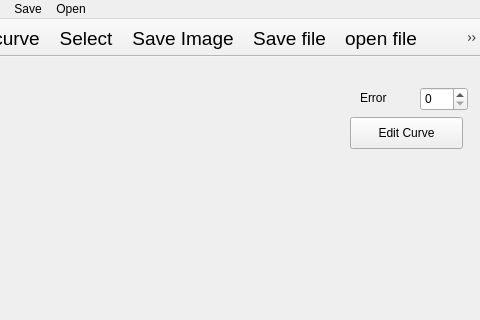
Above: test_painter2/mainwindow.ui from e0eaea/I-SURF2016-SUMMER before the change; both pictures show x 120 to 600 and y 0 to 320 of the 600 by 500 pixel window. Below: the same form after it.
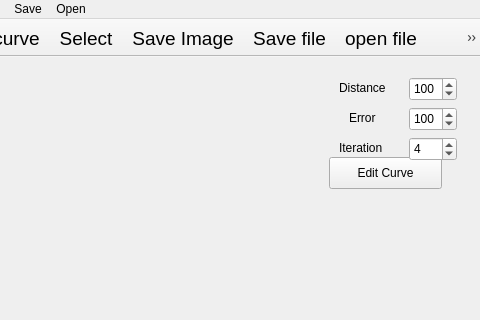
That is the form after the change.

```diff
--- a/test_painter2/mainwindow.ui
+++ b/test_painter2/mainwindow.ui
@@ -17,10 +17,10 @@
    <widget class="QWidget" name="control_widget" native="true">
     <property name="geometry">
      <rect>
-      <x>470</x>
-      <y>20</y>
-      <width>120</width>
-      <height>80</height>
+      <x>449</x>
+      <y>10</y>
+      <width>141</width>
+      <height>131</height>
      </rect>
     </property>
     <widget class="QLabel" name="label">
@@ -28,19 +28,19 @@
       <rect>
        <x>10</x>
        <y>10</y>
-       <width>41</width>
+       <width>61</width>
        <height>21</height>
       </rect>
      </property>
      <property name="text">
-      <string>Error</string>
+      <string>Distance</string>
      </property>
     </widget>
     <widget class="QPushButton" name="pushButton">
      <property name="geometry">
       <rect>
        <x>0</x>
-       <y>40</y>
+       <y>90</y>
        <width>113</width>
        <height>32</height>
       </rect>
@@ -52,11 +52,84 @@
     <widget class="QSpinBox" name="spinBox">
      <property name="geometry">
       <rect>
-       <x>70</x>
+       <x>80</x>
        <y>10</y>
        <width>48</width>
        <height>24</height>
       </rect>
+     </property>
+     <property name="maximum">
+      <number>1000</number>
+     </property>
+     <property name="singleStep">
+      <number>10</number>
+     </property>
+     <property name="value">
+      <number>100</number>
+     </property>
+    </widget>
+    <widget class="QSpinBox" name="spinBox_2">
+     <property name="geometry">
+      <rect>
+       <x>80</x>
+       <y>40</y>
+       <width>48</width>
+       <height>24</height>
+      </rect>
+     </property>
+     <property name="maximum">
+      <number>1000</number>
+     </property>
+     <property name="singleStep">
+      <number>10</number>
+     </property>
+     <property name="value">
+      <number>100</number>
+     </property>
+    </widget>
+    <widget class="QSpinBox" name="spinBox_3">
+     <property name="geometry">
+      <rect>
+       <x>80</x>
+       <y>70</y>
+       <width>48</width>
+       <height>24</height>
+      </rect>
+     </property>
+     <property name="maximum">
+      <number>100</number>
+     </property>
+     <property name="singleStep">
+      <number>1</number>
+     </property>
+     <property name="value">
+      <number>4</number>
+     </property>
+    </widget>
+    <widget class="QLabel" name="label_2">
+     <property name="geometry">
+      <rect>
+       <x>10</x>
+       <y>70</y>
+       <width>61</width>
+       <height>21</height>
+      </rect>
+     </property>
+     <property name="text">
+      <string>Iteration</string>
+     </property>
+    </widget>
+    <widget class="QLabel" name="label_3">
+     <property name="geometry">
+      <rect>
+       <x>20</x>
+       <y>40</y>
+       <width>31</width>
+       <height>21</height>
+      </rect>
+     </property>
+     <property name="text">
+      <string>Error</string>
      </property>
     </widget>
    </widget>
```
